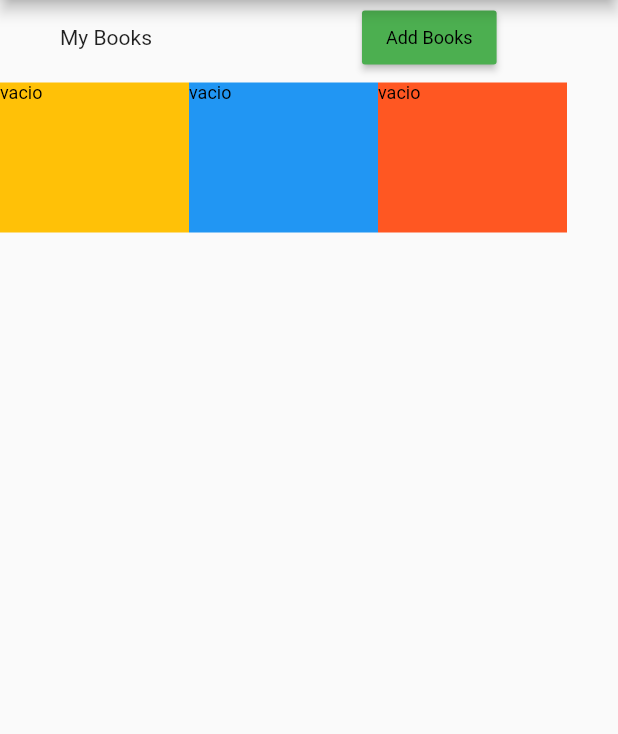
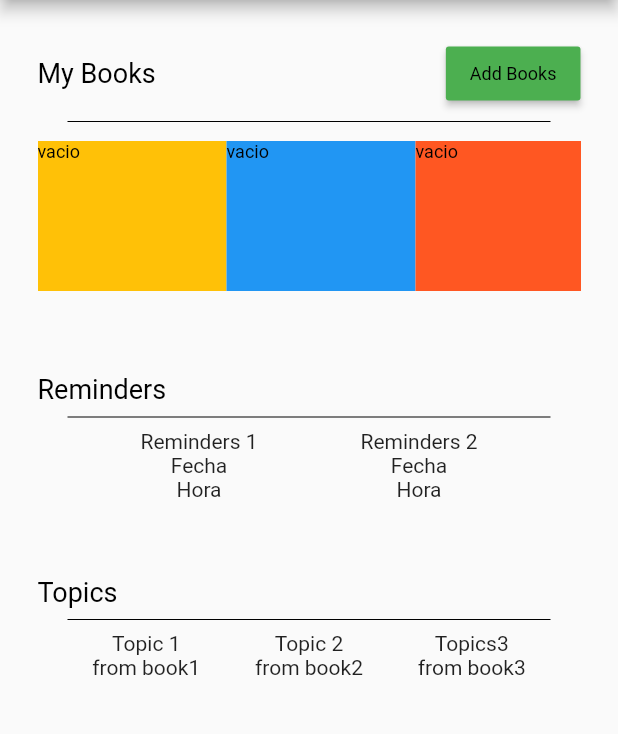
Before and after one commit to julianfab/Anzus, a Flutter app: the screen it shows after launch, on a phone screen of 412 x 824 dp, the part 84-818 px from its top. Run offline on Flutter 3.47's test engine with Material 2 defaults, Android fonts, the phone set to English and light mode, and no system bars; our stand-ins replace font_awesome_flutter.

Commit message:
hometopics y homereminders
ventana inicial de la app

```diff
--- a/lib/HomeScreen/ButtonAddBooks.dart
+++ b/lib/HomeScreen/ButtonAddBooks.dart
@@ -11,29 +11,21 @@ class _ButtonAddBooks extends State<ButtonAddBooks>{
 
   @override
   Widget build(BuildContext context) {
-    final nav = Navigator.of(context);
     return Container(
+      margin: EdgeInsets.only(top: 25.0),
       child: Row(
+        mainAxisSize: MainAxisSize.max,
+        mainAxisAlignment: MainAxisAlignment.spaceBetween,
       children: <Widget>[
-          Container(
-            padding: EdgeInsets.symmetric(horizontal: 20.0,vertical: 1.0),
-           child: Row (
-             crossAxisAlignment: CrossAxisAlignment.center,
-              children: <Widget>[
-                Column(
-                  children: <Widget>[
-                    Container(
-                      padding: EdgeInsets.only(left: 20),
-                      child: Text("My Books"),
-                    )
-                  ],
+       Text(
+      "My Books",
+        style: TextStyle(
+          fontSize: 18,
+          fontWeight: FontWeight.w400,
+          color: Colors.black,
         ),
-                Column(
-                    mainAxisAlignment: MainAxisAlignment.spaceAround,
-                    children: <Widget>[
-                     Container(
-                         margin: const EdgeInsets.only(left: 140),
-                         child:  RaisedButton(
+      ),
+        RaisedButton(
             onPressed:(){},
             color: Colors.green,
             child: Text(
@@ -45,12 +37,6 @@ class _ButtonAddBooks extends State<ButtonAddBooks>{
               ),
             )
         )
-                      )
-                    ]
-                )
-              ],
-            )
-          )
       ],
     ),
     );
--- a/lib/HomeScreen/Home.dart
+++ b/lib/HomeScreen/Home.dart
@@ -1,9 +1,10 @@
 import 'package:flutter/material.dart';
 import 'package:anzus/HomeScreen/ListMyBooks.dart';
 import 'package:anzus/HomeScreen/ButtonAddBooks.dart';
+import 'package:anzus/HomeScreen/Reminders.dart';
+import 'package:anzus/HomeScreen/HomeTopics.dart';
 
 class Home extends StatefulWidget{
-
   @override
   State<StatefulWidget> createState() => _Home();
 }
@@ -11,14 +12,22 @@ class Home extends StatefulWidget{
 class _Home extends State<Home>{
 
   @override
-
   Widget build(BuildContext context) {
 
     return Container(
-        child: ListView(
+      margin: EdgeInsets.symmetric(horizontal: 25.0),
+        child: Column(
+            mainAxisSize: MainAxisSize.min,
             children: <Widget>[
               ButtonAddBooks(),
+              new Divider(
+                endIndent: 20.0,
+                indent: 20.0,
+                color: Colors.black,
+              ),
               ListMyBooks(),
+              Reminders(),
+              HomeTopics(),
             ]
         ),
     );
--- /dev/null
+++ b/lib/HomeScreen/HomeTopics.dart
@@ -0,0 +1,59 @@
+import 'package:flutter/material.dart';
+
+class HomeTopics extends StatefulWidget{
+  @override
+  State<StatefulWidget> createState() => _HomeTopics();
+}
+
+class _HomeTopics extends State<HomeTopics>{
+
+  @override
+  Widget build(BuildContext context) {
+    return  Container(
+        margin: EdgeInsets.only(top: 50.0),
+        child: Column(
+          crossAxisAlignment: CrossAxisAlignment.start,
+          textDirection: TextDirection.ltr,
+          children: <Widget>[
+            Text(
+              "Topics",
+              style: TextStyle(
+                fontSize: 18,
+                fontWeight: FontWeight.w400,
+                color: Colors.black,
+              ),
+            ),
+            new Divider(
+              endIndent: 20.0,
+              indent: 20.0,
+              color: Colors.black,
+            ),
+            Row(
+
+              mainAxisAlignment: MainAxisAlignment.spaceEvenly,
+              children: <Widget>[
+                Column(
+                  children: <Widget>[
+                    Text("Topic 1"),
+                    Text("from book1"),
+                  ],
+                ),
+                Column(
+                  children: <Widget>[
+                    Text("Topic 2"),
+                    Text("from book2"),
+                  ],
+                ),
+                Column(
+                  children: <Widget>[
+                    Text("Topics3",),
+                    Text("from book3"),
+                    ],
+                  )
+              ],
+            )
+          ],
+        )
+    );
+  }
+}
--- /dev/null
+++ b/lib/HomeScreen/Reminders.dart
@@ -0,0 +1,55 @@
+import 'package:flutter/material.dart';
+
+class Reminders extends StatefulWidget{
+  @override
+  State<StatefulWidget> createState() => _Reminders();
+}
+
+class _Reminders extends State<Reminders> {
+
+  @override
+  Widget build(BuildContext context) {
+    return Container(
+      margin: EdgeInsets.only(top: 50.0),
+      child: Column(
+        crossAxisAlignment: CrossAxisAlignment.start,
+        textDirection: TextDirection.ltr,
+        children: <Widget>[
+          Text(
+            "Reminders ",
+            style: TextStyle(
+              fontSize: 18,
+              fontWeight: FontWeight.w400,
+              color: Colors.black,
+            ),
+          ),
+          new Divider(
+            endIndent: 20.0,
+            indent: 20.0,
+            color: Colors.black,
+          ),
+          Row(
+
+            mainAxisAlignment: MainAxisAlignment.spaceEvenly,
+            children: <Widget>[
+              Column(
+                children: <Widget>[
+                  Text("Reminders 1"),
+                  Text("Fecha"),
+                  Text("Hora"),
+                ],
+              ),
+              Column(
+                children: <Widget>[
+                  Text("Reminders 2"),
+                  Text("Fecha"),
+                  Text("Hora"),
+                ],
+              )
+            ],
+          )
+        ],
+      )
+    );
+  }
+}
```
Lines whose indentation alone changed are shown as unchanged.
